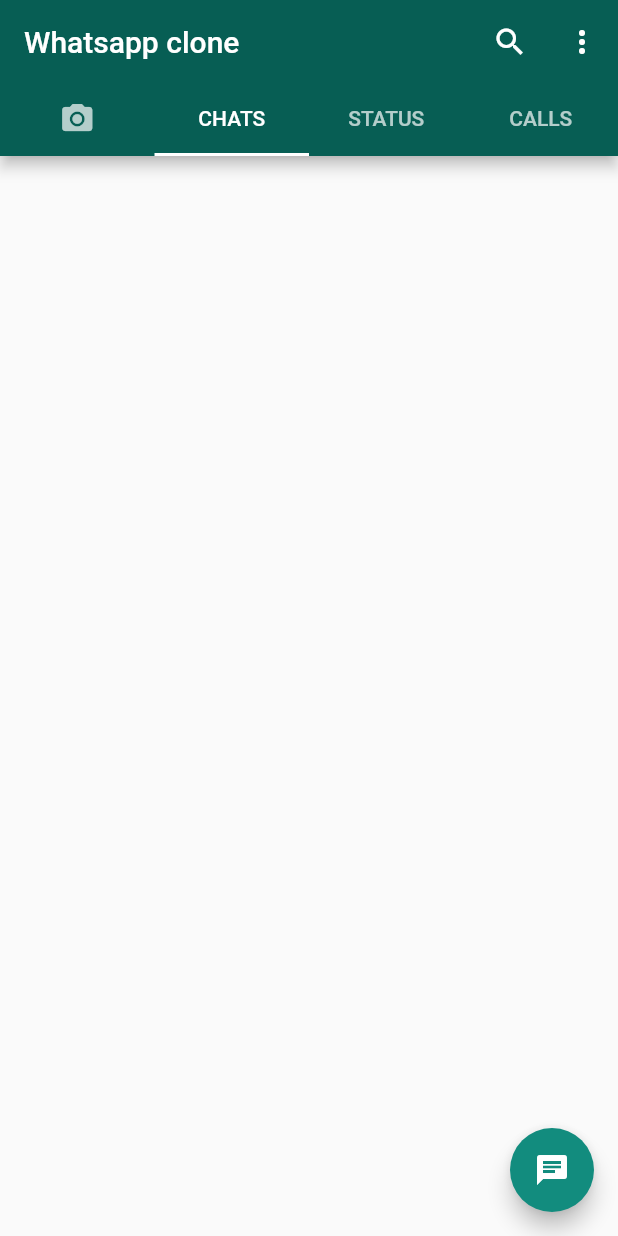
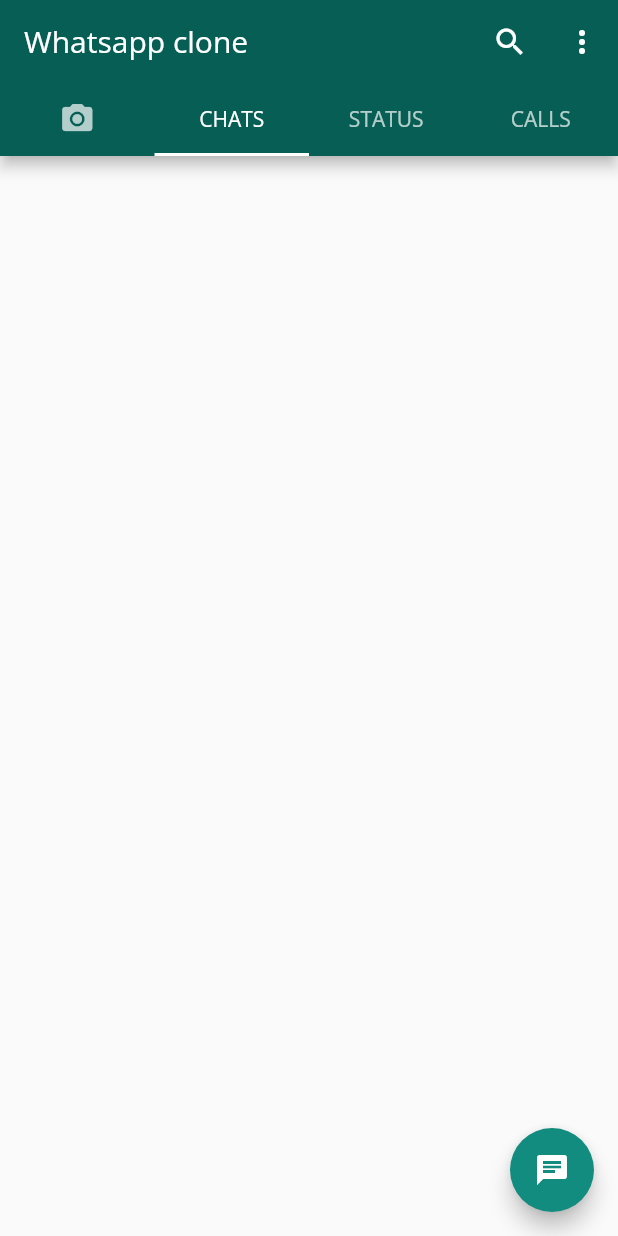
Before and after one commit to bilalpirzada/flutter_whatsapp_clone, a Flutter app: the screen it shows after launch, on a phone screen of 412 x 824 dp. Run offline on Flutter 3.47's test engine with Material 2 defaults, Android fonts, the phone set to English and light mode, and no system bars.

Commit message:
adding custom fonts

```diff
--- a/lib/main.dart
+++ b/lib/main.dart
@@ -14,6 +14,7 @@ class MyApp extends StatelessWidget {
     return MaterialApp(
       debugShowCheckedModeBanner: false,
       theme: ThemeData(
+          fontFamily: "OpenSans",
           primaryColor: Color(0xFF075E54),
           accentColor: Color(0xFF128C7E),
           appBarTheme: AppBarTheme(
```
Also changed, not shown: pubspec.yaml (+8 -9 lines), fonts/OpenSans-Bold.ttf (added), fonts/OpenSans-BoldItalic.ttf (added), fonts/OpenSans-ExtraBold.ttf (added), fonts/OpenSans-ExtraBoldItalic.ttf (added), fonts/OpenSans-Italic.ttf (added), fonts/OpenSans-Light.ttf (added), fonts/OpenSans-LightItalic.ttf (added), fonts/OpenSans-Medium.ttf (added), fonts/OpenSans-MediumItalic.ttf (added), fonts/OpenSans-Regular.ttf (added), fonts/OpenSans-SemiBold.ttf (added), fonts/OpenSans-SemiBoldItalic.ttf (added).
